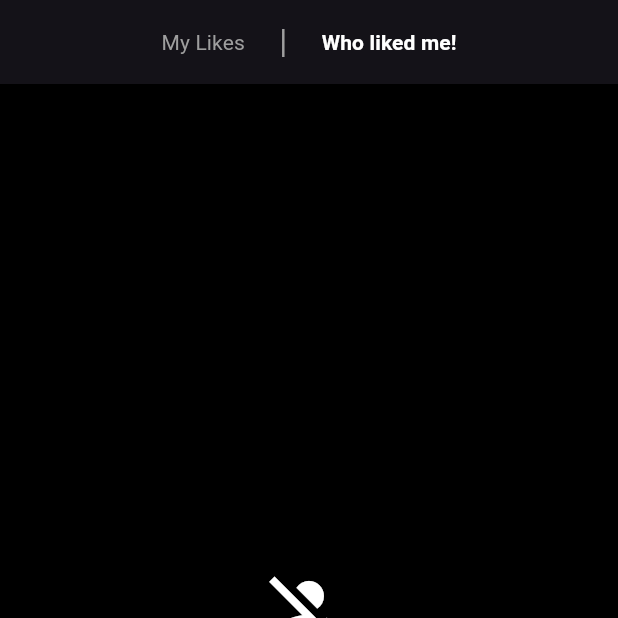
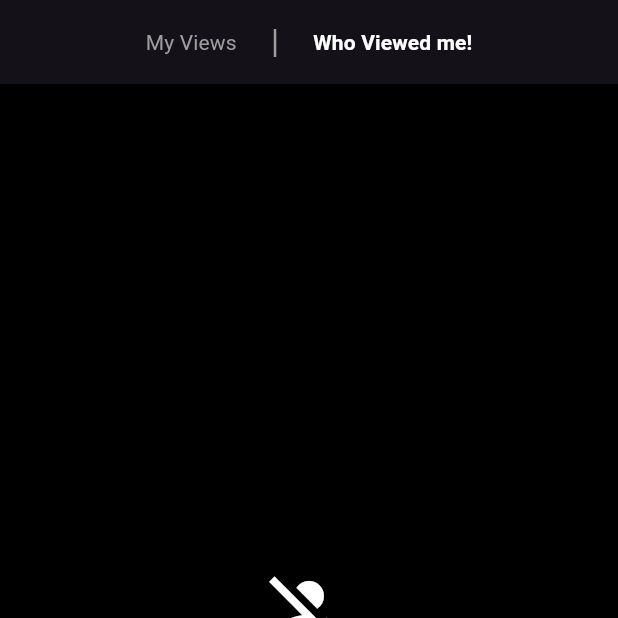
Before and after one commit to beshprakash11/dating_appfv1, a Flutter app: the screen it shows once a user with an empty profile is signed in, item 2 of the bottom bar chosen, on a phone screen of 412 x 824 dp, the top half of it. Run offline on Flutter 3.47's test engine with Material 3 defaults, Android fonts, the phone set to English and light mode, and no system bars; our stand-ins replace cloud_firestore, firebase_auth, firebase_core, firebase_storage, get, image_picker; missing offline and left inert: flutter_image_slider; accounts and stored records are empty.

Commit message:
ViewSentViewReceivedScreen updated

```diff
--- a/lib/tabScreens/view_sent_view_received_screen.dart
+++ b/lib/tabScreens/view_sent_view_received_screen.dart
@@ -85,7 +85,7 @@ class _ViewSentViewReceivedScreenState
                 geViewListKeys();
               },
               child: Text(
-                "My Likes",
+                "My Views",
                 style: TextStyle(
                   color: isViewSetnClicked ? Colors.grey : Colors.white,
                   fontWeight:
@@ -114,7 +114,7 @@ class _ViewSentViewReceivedScreenState
                 geViewListKeys();
               },
               child: Text(
-                "Who liked me!",
+                "Who Viewed me!",
                 style: TextStyle(
                   color: isViewSetnClicked ? Colors.white : Colors.grey,
                   fontWeight:
```
